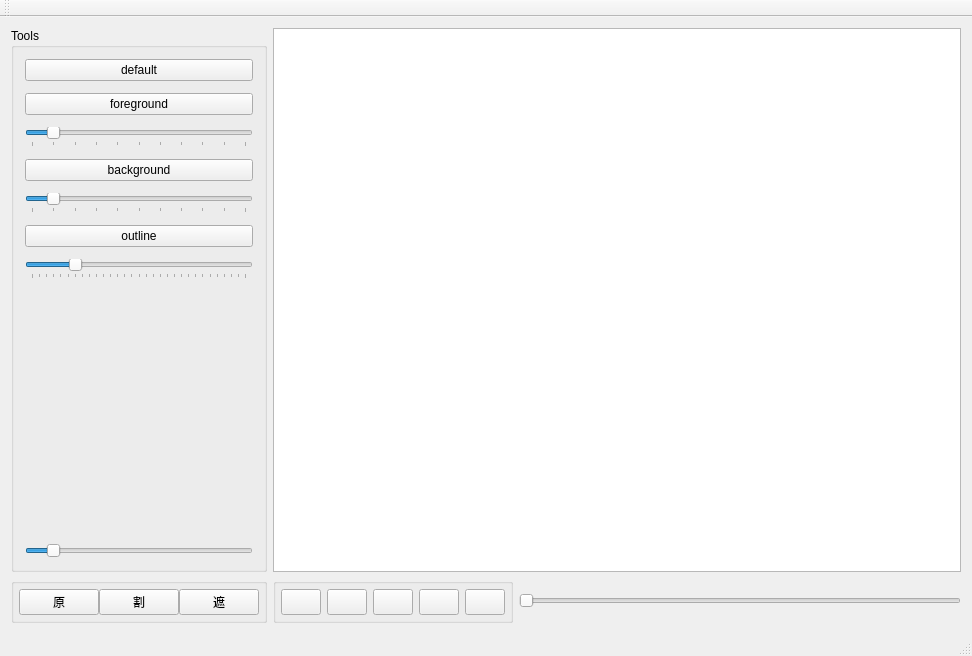
First picture: the form in video-snapcut-ui/video-snapcut/mainwindow.ui, repository lcchust/video-snapcut-1, before the edit.
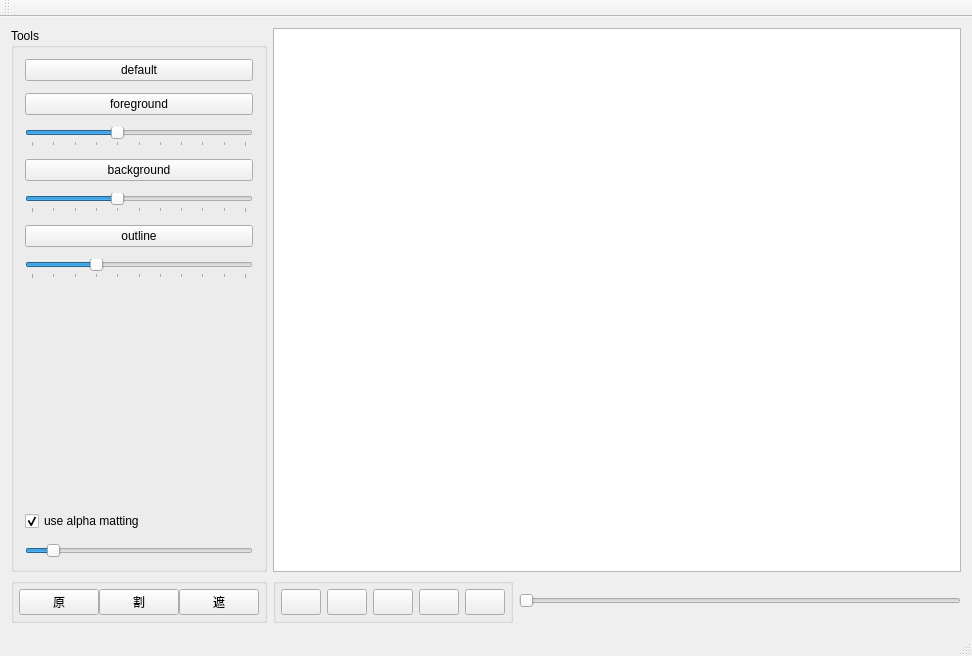
Second picture: the form after the edit.

```diff
--- a/video-snapcut-ui/video-snapcut/mainwindow.ui
+++ b/video-snapcut-ui/video-snapcut/mainwindow.ui
@@ -122,7 +122,7 @@
           <number>20</number>
          </property>
          <property name="value">
-          <number>2</number>
+          <number>8</number>
          </property>
          <property name="orientation">
           <enum>Qt::Horizontal</enum>
@@ -156,8 +156,11 @@
          <property name="maximum">
           <number>20</number>
          </property>
+         <property name="pageStep">
+          <number>10</number>
+         </property>
          <property name="value">
-          <number>2</number>
+          <number>8</number>
          </property>
          <property name="orientation">
           <enum>Qt::Horizontal</enum>
@@ -186,7 +189,7 @@
           </sizepolicy>
          </property>
          <property name="maximum">
-          <number>30</number>
+          <number>20</number>
          </property>
          <property name="pageStep">
           <number>2</number>
@@ -200,6 +203,9 @@
          <property name="tickPosition">
           <enum>QSlider::TicksBelow</enum>
          </property>
+         <property name="tickInterval">
+          <number>2</number>
+         </property>
         </widget>
        </item>
        <item>
@@ -215,6 +221,19 @@
          </property>
         </spacer>
        </item>
+       <item>
+        <widget class="QCheckBox" name="alphamattingCheckBox">
+         <property name="text">
+          <string>use alpha matting</string>
+         </property>
+         <property name="checked">
+          <bool>true</bool>
+         </property>
+         <property name="tristate">
+          <bool>false</bool>
+         </property>
+        </widget>
+       </item>
        <item>
         <widget class="QSlider" name="graphcutGammaSlider">
          <property name="sizePolicy">
```
Left out of the diff: 3 changed lines with no effect on the pictures.
